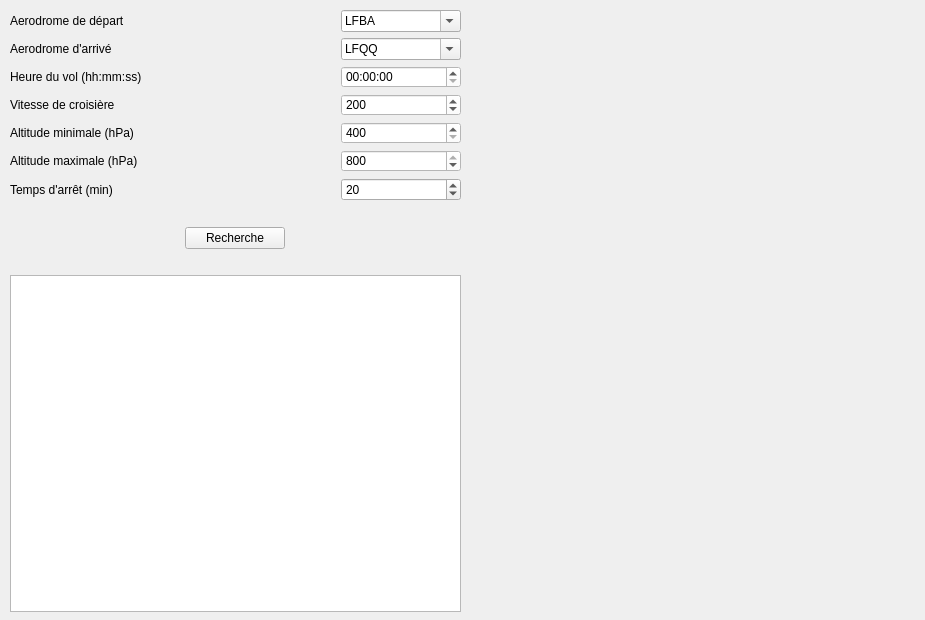
This is interface.ui in leroho/sft as Qt 5 draws it before an edit. The edited form follows.
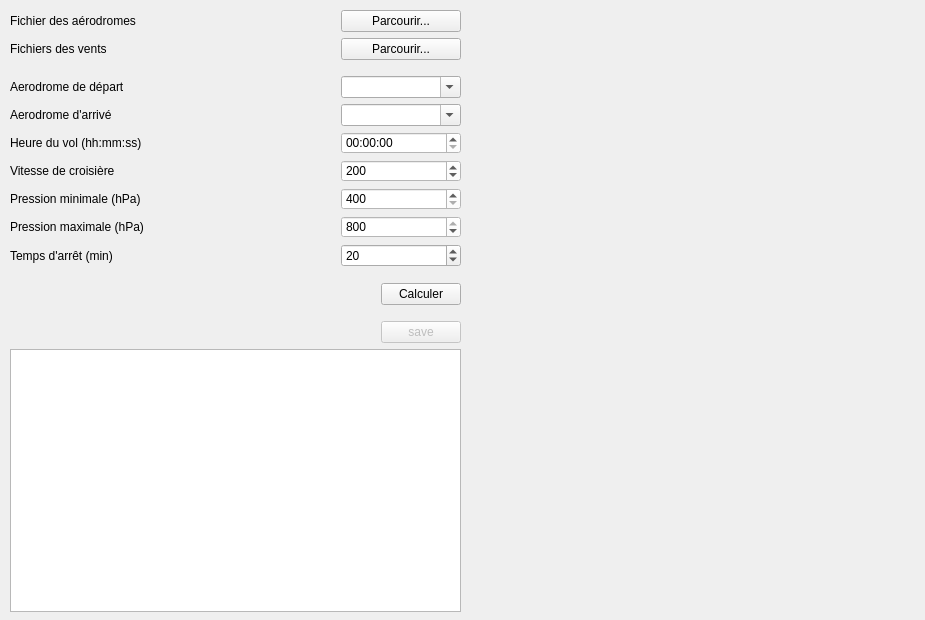
This is the edited form.

The edit to the form file:
```diff
--- a/interface.ui
+++ b/interface.ui
@@ -55,6 +55,63 @@
       <property name="bottomMargin">
        <number>0</number>
       </property>
+      <item>
+       <layout class="QHBoxLayout" name="aerodromes">
+        <property name="topMargin">
+         <number>0</number>
+        </property>
+        <item>
+         <widget class="QLabel" name="label_8">
+          <property name="text">
+           <string>Fichier des aérodromes</string>
+          </property>
+         </widget>
+        </item>
+        <item>
+         <widget class="QPushButton" name="pushButton_a">
+          <property name="maximumSize">
+           <size>
+            <width>120</width>
+            <height>16777215</height>
+           </size>
+          </property>
+          <property name="text">
+           <string>Parcourir...</string>
+          </property>
+         </widget>
+        </item>
+       </layout>
+      </item>
+      <item>
+       <layout class="QHBoxLayout" name="Vents1">
+        <property name="topMargin">
+         <number>0</number>
+        </property>
+        <property name="bottomMargin">
+         <number>10</number>
+        </property>
+        <item>
+         <widget class="QLabel" name="label_9">
+          <property name="text">
+           <string>Fichiers des vents</string>
+          </property>
+         </widget>
+        </item>
+        <item>
+         <widget class="QPushButton" name="pushButton_v">
+          <property name="maximumSize">
+           <size>
+            <width>120</width>
+            <height>16777215</height>
+           </size>
+          </property>
+          <property name="text">
+           <string>Parcourir...</string>
+          </property>
+         </widget>
+        </item>
+       </layout>
+      </item>
       <item>
        <layout class="QHBoxLayout" name="dep">
         <property name="rightMargin">
@@ -90,11 +147,6 @@
           <property name="editable">
            <bool>true</bool>
           </property>
-          <item>
-           <property name="text">
-            <string>LFBA</string>
-           </property>
-          </item>
          </widget>
         </item>
        </layout>
@@ -128,11 +180,6 @@
           <property name="editable">
            <bool>true</bool>
           </property>
-          <item>
-           <property name="text">
-            <string>LFQQ</string>
-           </property>
-          </item>
          </widget>
         </item>
        </layout>
@@ -226,7 +273,7 @@
            <string notr="true"/>
           </property>
           <property name="text">
-           <string>Altitude minimale (hPa)</string>
+           <string>Pression minimale (hPa)</string>
           </property>
          </widget>
         </item>
@@ -271,7 +318,7 @@
            <string notr="true"/>
           </property>
           <property name="text">
-           <string>Altitude maximale (hPa)</string>
+           <string>Pression maximale (hPa)</string>
           </property>
          </widget>
         </item>
@@ -353,12 +400,12 @@
       <item>
        <layout class="QHBoxLayout" name="recherche">
         <property name="topMargin">
-         <number>20</number>
+         <number>10</number>
         </property>
         <property name="bottomMargin">
-         <number>20</number>
+         <number>0</number>
         </property>
-        <item>
+        <item alignment="Qt::AlignRight">
          <widget class="QPushButton" name="pushButton_recherche">
           <property name="maximumSize">
            <size>
@@ -366,11 +413,17 @@
             <height>16777215</height>
            </size>
           </property>
+          <property name="layoutDirection">
+           <enum>Qt::LeftToRight</enum>
+          </property>
+          <property name="autoFillBackground">
+           <bool>false</bool>
+          </property>
           <property name="styleSheet">
            <string notr="true"/>
           </property>
           <property name="text">
-           <string>Recherche</string>
+           <string>Calculer</string>
           </property>
           <property name="autoDefault">
            <bool>false</bool>
@@ -385,6 +438,29 @@
         </item>
        </layout>
       </item>
+      <item>
+       <layout class="QVBoxLayout" name="verticalLayout_save">
+        <property name="topMargin">
+         <number>10</number>
+        </property>
+        <item alignment="Qt::AlignRight">
+         <widget class="QPushButton" name="pushButton_save">
+          <property name="enabled">
+           <bool>false</bool>
+          </property>
+          <property name="maximumSize">
+           <size>
+            <width>100</width>
+            <height>16777215</height>
+           </size>
+          </property>
+          <property name="text">
+           <string>save</string>
+          </property>
+         </widget>
+        </item>
+       </layout>
+      </item>
       <item>
        <layout class="QHBoxLayout" name="text_browser">
         <item>
```
Left out of the diff: 4 changed lines with no effect on the pictures.
